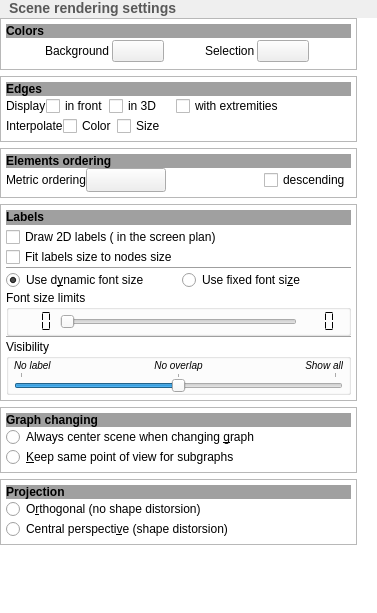
First picture: the form in library/tulip-gui/designer/SceneConfigWidget.ui, repository Tulip-Dev/tulip, before the edit.
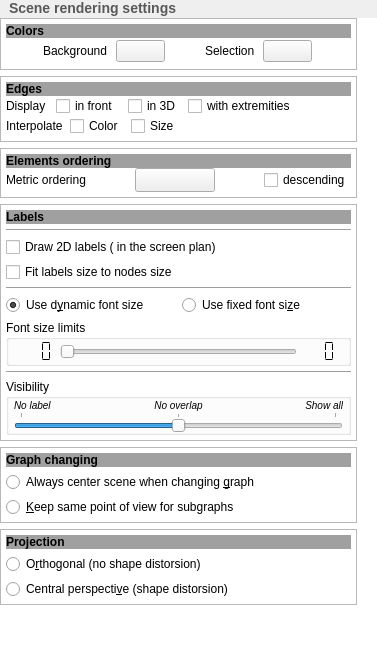
Second picture: the form after the edit. Icons and pictures are not drawn. Custom widgets are drawn as their Qt base class.

Commit message: fix ui of SceneConfigWidget for Mac

What changed in the file:
```diff
--- a/library/tulip-gui/designer/SceneConfigWidget.ui
+++ b/library/tulip-gui/designer/SceneConfigWidget.ui
@@ -7,7 +7,7 @@
     <x>0</x>
     <y>0</y>
     <width>377</width>
-    <height>613</height>
+    <height>657</height>
    </rect>
   </property>
   <property name="sizePolicy">
@@ -144,8 +144,8 @@
        <rect>
         <x>0</x>
         <y>0</y>
-        <width>402</width>
-        <height>589</height>
+        <width>377</width>
+        <height>635</height>
        </rect>
       </property>
       <property name="sizePolicy">
@@ -240,12 +240,18 @@
               <item>
                <widget class="QLabel" name="backgroundColorLabel">
                 <property name="text">
-                 <string>Background</string>
+                 <string>Background  </string>
                 </property>
                </widget>
               </item>
               <item>
                <widget class="tlp::ColorButton" name="backgroundColorButton">
+                <property name="sizePolicy">
+                 <sizepolicy hsizetype="Minimum" vsizetype="Preferred">
+                  <horstretch>0</horstretch>
+                  <verstretch>0</verstretch>
+                 </sizepolicy>
+                </property>
                 <property name="minimumSize">
                  <size>
                   <width>20</width>
@@ -273,16 +279,22 @@
               <item>
                <widget class="QLabel" name="selectionColorLabel">
                 <property name="text">
-                 <string>Selection</string>
+                 <string>Selection  </string>
                 </property>
                </widget>
               </item>
               <item>
                <widget class="tlp::ColorButton" name="selectionColorButton">
+                <property name="sizePolicy">
+                 <sizepolicy hsizetype="Minimum" vsizetype="Preferred">
+                  <horstretch>0</horstretch>
+                  <verstretch>0</verstretch>
+                 </sizepolicy>
+                </property>
                 <property name="minimumSize">
                  <size>
-                  <width>0</width>
-                  <height>20</height>
+                  <width>20</width>
+                  <height>0</height>
                  </size>
                 </property>
                 <property name="text">
@@ -339,6 +351,9 @@
             <property name="spacing">
              <number>0</number>
             </property>
+            <property name="rightMargin">
+             <number>0</number>
+            </property>
             <item>
              <widget class="QLabel" name="edgesFrameTitle">
               <property name="minimumSize">
@@ -361,10 +376,16 @@
             </item>
             <item>
              <layout class="QHBoxLayout" name="edgeDisplayLayout">
+              <property name="spacing">
+               <number>0</number>
+              </property>
+              <property name="leftMargin">
+               <number>0</number>
+              </property>
               <item>
                <widget class="QLabel" name="label_5">
                 <property name="text">
-                 <string>Display</string>
+                 <string>Display   </string>
                 </property>
                </widget>
               </item>
@@ -374,7 +395,7 @@
                  <string>&lt;p&gt;If checked, the edges are displayed in front of the nodes, in order to improve the long-distance edges display.&lt;/p&gt;</string>
                 </property>
                 <property name="text">
-                 <string>in front</string>
+                 <string>in front   </string>
                 </property>
                </widget>
               </item>
@@ -390,7 +411,7 @@
                  <string>if checked, edges are drawn as tubes</string>
                 </property>
                 <property name="text">
-                 <string>in 3D</string>
+                 <string>in 3D  </string>
                 </property>
                </widget>
               </item>
@@ -424,7 +445,7 @@
               <item>
                <widget class="QLabel" name="label_4">
                 <property name="text">
-                 <string>Interpolate</string>
+                 <string>Interpolate  </string>
                 </property>
                </widget>
               </item>
@@ -434,7 +455,7 @@
                  <string>&lt;p&gt;if checked, the color along the edges is interpolated using the colors of the linked nodes&lt;/p&gt;</string>
                 </property>
                 <property name="text">
-                 <string>Color</string>
+                 <string>Color  </string>
                 </property>
                </widget>
               </item>
@@ -512,6 +533,19 @@
               </property>
              </widget>
             </item>
+            <item>
+             <spacer name="horizontalSpacer_7">
+              <property name="orientation">
+               <enum>Qt::Horizontal</enum>
+              </property>
+              <property name="sizeHint" stdset="0">
+               <size>
+                <width>40</width>
+                <height>20</height>
+               </size>
+              </property>
+             </spacer>
+            </item>
             <item>
              <widget class="QComboBox" name="labelsOrderingCombo">
               <property name="sizePolicy">
@@ -560,7 +594,7 @@
          </property>
          <layout class="QVBoxLayout" name="verticalLayout_6">
           <property name="spacing">
-           <number>0</number>
+           <number>5</number>
           </property>
           <property name="margin">
            <number>5</number>
@@ -870,7 +904,7 @@
           <item>
            <layout class="QVBoxLayout" name="changeGraphFrameContents">
             <property name="spacing">
-             <number>0</number>
+             <number>5</number>
             </property>
             <item>
              <widget class="QLabel" name="changeGraphFrameTitle">
@@ -953,7 +987,7 @@
           <item>
            <layout class="QVBoxLayout" name="projectionFrameContents">
             <property name="spacing">
-             <number>0</number>
+             <number>5</number>
             </property>
             <item>
              <widget class="QLabel" name="projectionFrameTitle">
```
Left out of the diff: 90 changed lines with no effect on the pictures.
